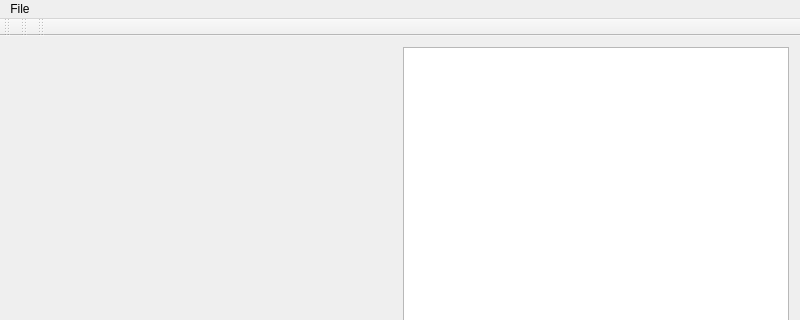
Above: mainwindow.ui from ramiromagalhaes/haarwaveletviewer before the change; both pictures show x 0 to 800 and y 0 to 320 of the 800 by 600 pixel window. Below: the same form after it.
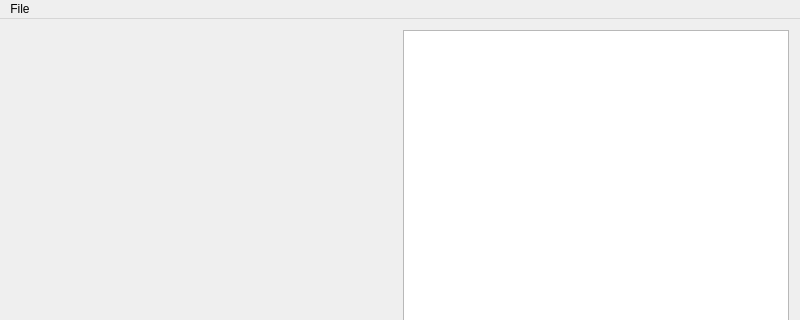
That is the form after the change.

Commit message: Showing the wavelet's name in the list, removing repeated and useless code.

What changed in the file:
```diff
--- a/mainwindow.ui
+++ b/mainwindow.ui
@@ -70,37 +70,7 @@
    </widget>
    <addaction name="menuFile"/>
   </widget>
-  <widget class="QToolBar" name="mainToolBar">
-   <attribute name="toolBarArea">
-    <enum>TopToolBarArea</enum>
-   </attribute>
-   <attribute name="toolBarBreak">
-    <bool>false</bool>
-   </attribute>
-  </widget>
   <widget class="QStatusBar" name="statusBar"/>
-  <widget class="QToolBar" name="toolBar">
-   <property name="windowTitle">
-    <string>toolBar</string>
-   </property>
-   <attribute name="toolBarArea">
-    <enum>TopToolBarArea</enum>
-   </attribute>
-   <attribute name="toolBarBreak">
-    <bool>false</bool>
-   </attribute>
-  </widget>
-  <widget class="QToolBar" name="toolBar_2">
-   <property name="windowTitle">
-    <string>toolBar_2</string>
-   </property>
-   <attribute name="toolBarArea">
-    <enum>TopToolBarArea</enum>
-   </attribute>
-   <attribute name="toolBarBreak">
-    <bool>false</bool>
-   </attribute>
-  </widget>
   <action name="actionOpen">
    <property name="text">
     <string>Open</string>
```
The commit also changes 2 other files.
